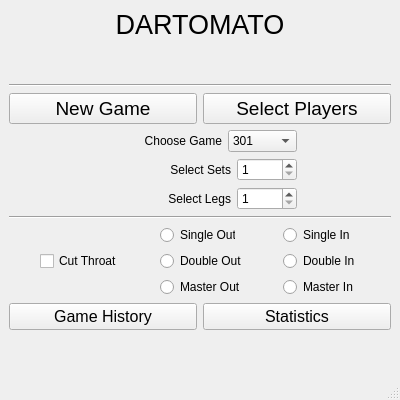
m1ld3/dartomato, file src/dartomat_mainwindow.ui: the form before one commit.
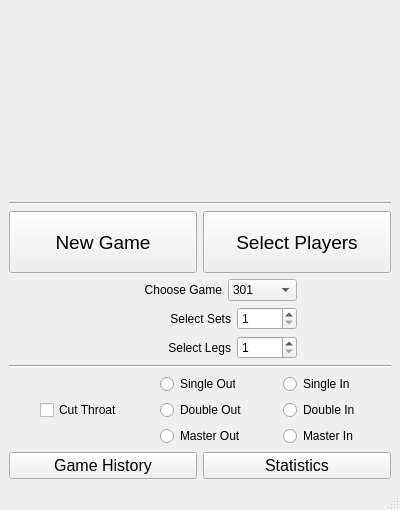
The form after the commit. Custom widgets are drawn as their Qt base class.

What changed in the file:
```diff
--- a/src/dartomat_mainwindow.ui
+++ b/src/dartomat_mainwindow.ui
@@ -7,7 +7,7 @@
     <x>0</x>
     <y>0</y>
     <width>400</width>
-    <height>400</height>
+    <height>510</height>
    </rect>
   </property>
   <property name="sizePolicy">
@@ -19,13 +19,13 @@
   <property name="minimumSize">
    <size>
     <width>400</width>
-    <height>400</height>
+    <height>510</height>
    </size>
   </property>
   <property name="maximumSize">
    <size>
     <width>400</width>
-    <height>400</height>
+    <height>510</height>
    </size>
   </property>
   <property name="windowTitle">
@@ -34,28 +34,21 @@
   <widget class="QWidget" name="centralwidget">
    <layout class="QVBoxLayout" name="verticalLayout_4">
     <item>
-     <widget class="QLabel" name="label_2">
+     <widget class="QLabel" name="labelLogo">
+      <property name="minimumSize">
+       <size>
+        <width>180</width>
+        <height>187</height>
+       </size>
+      </property>
       <property name="text">
-       <string>&lt;html&gt;&lt;head/&gt;&lt;body&gt;&lt;p align=&quot;center&quot;&gt;&lt;span style=&quot; font-size:20pt;&quot;&gt;DARTOMATO&lt;/span&gt;&lt;/p&gt;&lt;/body&gt;&lt;/html&gt;</string>
+       <string>&lt;html&gt;&lt;head/&gt;&lt;body&gt;&lt;p align=&quot;center&quot;&gt;&lt;br/&gt;&lt;/p&gt;&lt;/body&gt;&lt;/html&gt;</string>
+      </property>
+      <property name="alignment">
+       <set>Qt::AlignCenter</set>
       </property>
      </widget>
     </item>
-    <item>
-     <spacer name="verticalSpacer">
-      <property name="orientation">
-       <enum>Qt::Vertical</enum>
-      </property>
-      <property name="sizeType">
-       <enum>QSizePolicy::Preferred</enum>
-      </property>
-      <property name="sizeHint" stdset="0">
-       <size>
-        <width>20</width>
-        <height>40</height>
-       </size>
-      </property>
-     </spacer>
-    </item>
     <item>
      <widget class="Line" name="line">
       <property name="orientation">
@@ -546,19 +539,6 @@
       </item>
      </layout>
     </item>
-    <item>
-     <spacer name="verticalSpacer_2">
-      <property name="orientation">
-       <enum>Qt::Vertical</enum>
-      </property>
-      <property name="sizeHint" stdset="0">
-       <size>
-        <width>20</width>
-        <height>40</height>
-       </size>
-      </property>
-     </spacer>
-    </item>
    </layout>
   </widget>
   <widget class="QMenuBar" name="menubar">
```
Left out of the diff: 4 changed lines with no effect on the pictures.
